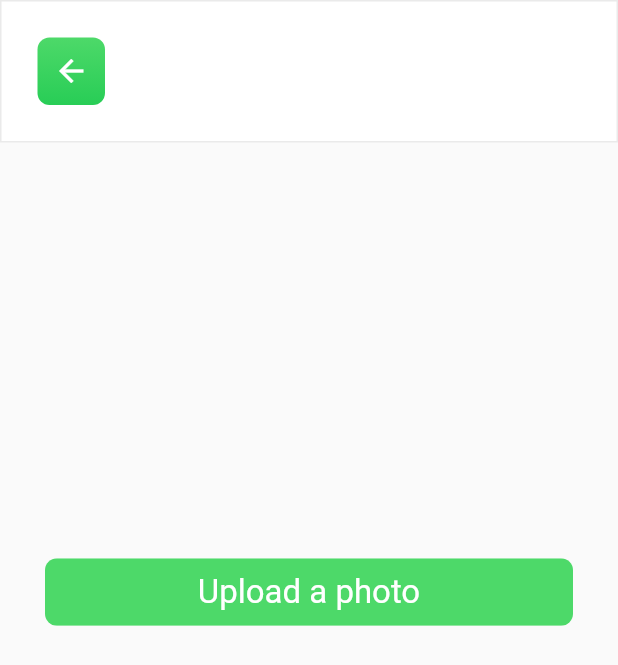
After one commit to MuhammedAltafhossain/SocialApp, a Flutter app: the screen it shows after launch, on a phone screen of 412 x 824 dp. The commit adds this screen. Shown: the top 665 px of the screen. Run offline on Flutter 3.47's test engine with Material 2 defaults, Android fonts, the phone set to English and light mode, and no system bars; our stand-ins replace carousel_slider, cloud_firestore, emoji_picker_flutter, firebase_auth, firebase_core, firebase_messaging and 6 more; accounts and stored records are empty.

Commit message:
feature/SAV-57-Upload_Screen_Design

```diff
--- a/lib/main.dart
+++ b/lib/main.dart
@@ -3,8 +3,10 @@ import 'package:flutter/material.dart';
 import 'package:flutter_screenutil/flutter_screenutil.dart';
 import 'package:get/get.dart';
 import 'package:social_app/component.dart';
+import 'package:social_app/src/screens/screens/ProfileScreen.dart';
 import 'package:social_app/src/screens/screens/SignInScreen.dart';
 import 'src/screens/screens/SignUpScreen.dart';
+import 'src/screens/screens/upload_photo_screen.dart';
 import 'package:firebase_messaging/firebase_messaging.dart';
 import 'package:firebase_core/firebase_core.dart';
 
@@ -40,7 +42,7 @@ class MyApp extends StatelessWidget {
             background: defaultWhite,
           ),
         ),
-        home: const SignInPage(),
+        home: const UploadPhotoPage(),
       ),
     );
   }
--- /dev/null
+++ b/lib/src/controllers/screens_controllers/auth_wrapper_screen_controller.dart
@@ -0,0 +1,3 @@
+import 'package:get/get.dart';
+
+class AuthWrapperScreenController extends GetxController {}
--- a/lib/src/screens/screens/ProfileScreen.dart
+++ b/lib/src/screens/screens/ProfileScreen.dart
@@ -196,6 +196,8 @@ class ProfilePage extends StatelessWidget {
             CarouselSlider(
                 items: [
                   customPictureContainer(height, width,
+                      'https://images.pexels.com/photos/2108843/pexels-photo-2108843.jpeg?auto=compress&cs=tinysrgb&w=1260&h=750&dpr=1'),
+                  customPictureContainer(height, width,
                       'https://s3-alpha-sig.figma.com/img/6c77/c78f/ab99510d7c798e9182966b47f996f8eb?Expires=1688342400&Signature=iGxJ27k1AKTpODYq3kT3ZIwVD3nypf9y~Kkbn6hxNr7SFAvmoCM~L8Gwvcnh1G7RCSpPjsyzX2RxO4G3ctAWISJTe6Fgk80p4J0Q3JWsLtepTPmslTn8yUbEunRmfTNoT7rvk2D3wxwXAzL6VItzueCFlci0rkS0NT4GL32xBdnY3qgwoAoXza29OJstPmJC~XtvCLbcezzDzPe~3Ui2GpS98TeOMP3R2yu-0e9~m1NKeddnB6PkJ-VAQBRAQLaFzat7YtijG~TC67OTR6tlk-mV3fjU~kj9hA4Z4RLAYfyOp7wKIvG79GxhfmaywecCpsE68Kf-av7B0Ju6gmlnhw__&Key-Pair-Id=APKAQ4GOSFWCVNEHN3O4'),
                   customPictureContainer(height, width,
                       'https://s3-alpha-sig.figma.com/img/9548/9887/8c164225ed77ca2e2b96a490ded58a9c?Expires=1688342400&Signature=jBL9HyoYvPGKKQnKSIm1iRga5VHqkKIXibDaOORw5rvRaFudgOc7z2h9D0Tt6zDVfkewODCa8UJ878e5PYn7t0eBECpaQhXK1FcP~ku2h1lgppsLi36GEmwuMcC8q7v8QGLBx3JxnS1~ZOPjwIWqBSH~Nt9uZOpuoCoc0YOtd-uLhd~Lsp3-xA6LpCeLCB~e7otSqOsBLy7B0DKBWpkJFd2z6xU-x8wpifg77fw06MopeW4-WpAxISAMOI9vIeU97Yeg1TGgtPjI6G9c~nvREaYnqIawlTpSWexD7TpPlG~5koYocWlC0-4Wjz68L0ERKZiQ6SaLzPXpROCwsOWQIg__&Key-Pair-Id=APKAQ4GOSFWCVNEHN3O4'),
--- /dev/null
+++ b/lib/src/screens/screens/upload_photo_screen.dart
@@ -0,0 +1,53 @@
+import 'package:flutter/material.dart';
+import 'package:get/get.dart';
+import 'package:get/get_core/src/get_main.dart';
+import 'package:google_fonts/google_fonts.dart';
+import 'package:social_app/component.dart';
+import '../widgets/custom_rounded_button.dart';
+import '../widgets/custom_top_bar.dart';
+import 'package:social_app/src/screens/widgets/custom_elevated_button_widget.dart';
+
+import '../widgets/custom_top_navbar_elevated_button.dart';
+import '../widgets/profile_head_short_info.dart';
+
+class UploadPhotoPage extends StatefulWidget {
+  const UploadPhotoPage({Key? key}) : super(key: key);
+
+  @override
+  State<UploadPhotoPage> createState() => _UploadPhotoPageState();
+}
+
+class _UploadPhotoPageState extends State<UploadPhotoPage> {
+  @override
+  Widget build(BuildContext context) {
+    var height = MediaQuery.of(context).size.height;
+    return Scaffold(
+        body: SafeArea(
+            child: Center(
+      child: Column(children: [
+        CustomTopBar(
+          leadingAction: [
+            CustomTopNavbarElevatedButton(
+              icon: Icons.arrow_back,
+              onTab: () => Get.back(),
+            )
+          ],
+        ),
+        SizedBox(
+          height: height * 0.3,
+        ),
+        const Padding(
+          padding: EdgeInsets.all(30),
+          child: CustomElevatedButton(
+            height: 45,
+            width: double.infinity,
+            child: Text(
+              'Upload a photo',
+              style: TextStyle(fontSize: 22, color: Colors.white),
+            ),
+          ),
+        ),
+      ]),
+    )));
+  }
+}
```
Also changed, not shown: lib/src/controllers/services/local_data/local_data.dart (added, +39 -0 lines), lib/src/screens/screens/SignInScreen.dart (+101 -16 lines), lib/src/screens/screens/auth_wrapper_screen.dart (added, +10 -0 lines).
